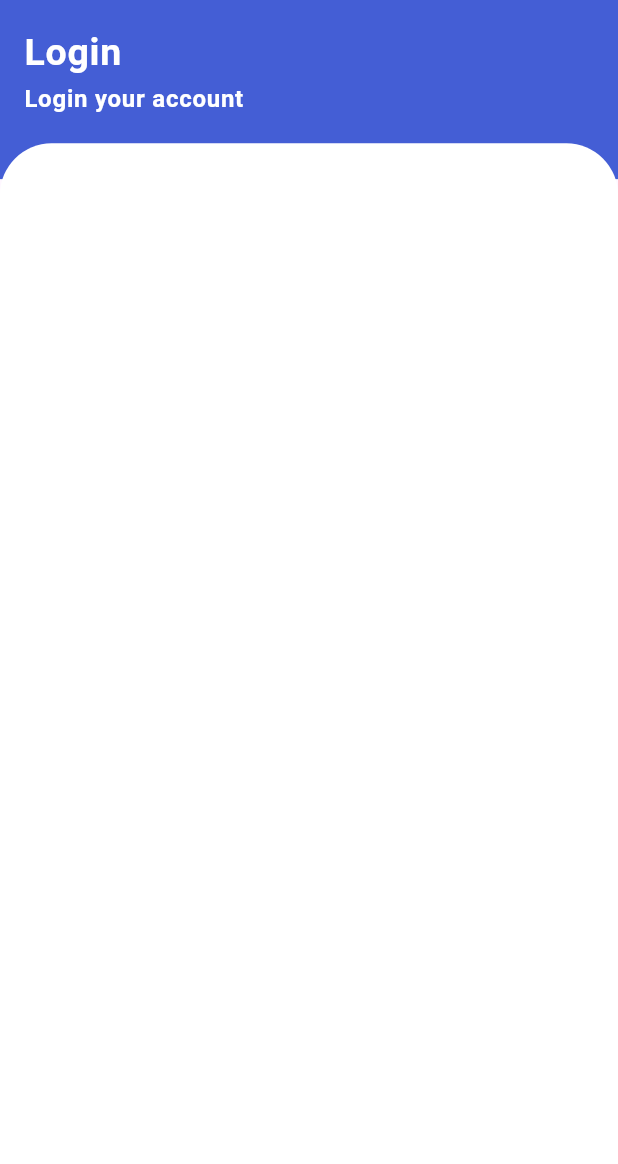
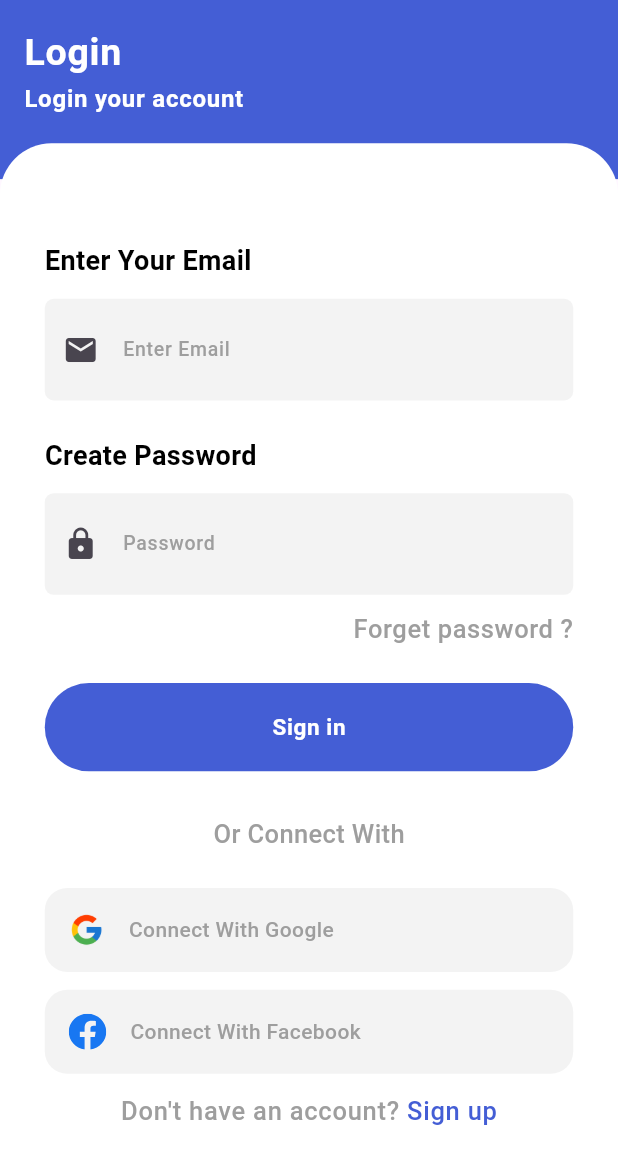
Before and after one commit to somtech123/Go_rider_driver_app, a Flutter app: the screen it shows after launch, on a phone screen of 412 x 824 dp. Shown: the top 1164 px of the screen. Run offline on Flutter 3.47's test engine with Material 3 defaults, Android fonts, the phone set to English and light mode, and no system bars; our stand-ins replace cloud_firestore, email_validator, equatable, firebase_auth, firebase_core, flutter_bloc and 7 more; accounts and stored records are empty.

Commit message:
started authentication

```diff
--- a/lib/app/resouces/app_router.dart
+++ b/lib/app/resouces/app_router.dart
@@ -1,6 +1,8 @@
 import 'package:go_rider_driver_app/app/resouces/app_transition.dart';
 import 'package:go_rider_driver_app/app/resouces/navigation_services.dart';
 import 'package:go_rider_driver_app/ui/features/authentication/login/presentation/view/login_screen.dart';
+import 'package:go_rider_driver_app/ui/features/authentication/signup/presentation/view/signup.dart';
+import 'package:go_rider_driver_app/ui/features/dashboard/presentation/view/home_screen.dart';
 import 'package:go_rider_driver_app/ui/features/splash/splash_screen.dart';
 import 'package:go_router/go_router.dart';
 
@@ -13,6 +15,15 @@ class AppRouter {
           path: '/login',
           pageBuilder: (context, state) => CustomSlideTransition(
               child: const LoginScreen(), key: state.pageKey)),
+      GoRoute(
+        path: '/signUp',
+        pageBuilder: (context, state) => CustomSlideTransition(
+            key: state.pageKey, child: const SignUpScreen()),
+      ),
+      GoRoute(
+          path: '/homePage',
+          pageBuilder: (context, state) => CustomNormalPageTransition(
+              child: const HomeScreen(), key: state.pageKey)),
     ],
   );
 }
--- a/lib/go_rider.dart
+++ b/lib/go_rider.dart
@@ -5,6 +5,7 @@ import 'package:flutter_screenutil/flutter_screenutil.dart';
 import 'package:go_rider_driver_app/app/resouces/app_router.dart';
 import 'package:go_rider_driver_app/app/resouces/navigation_services.dart';
 import 'package:go_rider_driver_app/ui/features/authentication/login/presentation/bloc/login_bloc.dart';
+import 'package:go_rider_driver_app/ui/features/authentication/signup/presentation/bloc/signup_bloc.dart';
 import 'package:go_rider_driver_app/utils/app_constant/app_theme.dart';
 import 'package:go_rider_driver_app/utils/app_wrapper/app_wrapper.dart';
 import 'package:provider/provider.dart';
@@ -21,7 +22,10 @@ class _GoRiderState extends State<GoRider> {
   Widget build(BuildContext context) {
     return ScreenUtilInit(builder: (context, child) {
       return MultiBlocProvider(
-        providers: [BlocProvider<LoginBloc>(create: (context) => LoginBloc())],
+        providers: [
+          BlocProvider<LoginBloc>(create: (context) => LoginBloc()),
+          BlocProvider<SignUpBloc>(create: (context) => SignUpBloc()),
+        ],
         child: ChangeNotifierProvider(
           create: (_) {},
           child: AppMainWrapper(
--- a/lib/ui/features/authentication/login/presentation/bloc/login_bloc.dart
+++ b/lib/ui/features/authentication/login/presentation/bloc/login_bloc.dart
@@ -1,10 +1,51 @@
+// ignore_for_file: use_build_context_synchronously, invalid_use_of_visible_for_testing_member
+
+import 'package:firebase_auth/firebase_auth.dart';
+import 'package:flutter/material.dart';
 import 'package:flutter_bloc/flutter_bloc.dart';
+import 'package:flutter_easyloading/flutter_easyloading.dart';
+import 'package:go_rider_driver_app/app/helper/local_state_helper.dart';
 import 'package:go_rider_driver_app/app/resouces/app_logger.dart';
 import 'package:go_rider_driver_app/ui/features/authentication/login/presentation/bloc/login_state.dart';
 import 'package:go_rider_driver_app/ui/features/authentication/login/presentation/bloc/lovin_event.dart';
+import 'package:go_rider_driver_app/ui/shared/shared_widget/custom_snackbar.dart';
+import 'package:go_router/go_router.dart';
 
 var log = getLogger('Login_bloc');
 
 class LoginBloc extends Bloc<LoginEvenet, LoginState> {
-  LoginBloc() : super(LoginState()) {}
+  LoginBloc() : super(LoginState()) {
+    on<Login>((event, emit) async {
+      await login(event.context, email: event.email, password: event.password);
+    });
+  }
+
+  final FirebaseAuth _auth = FirebaseAuth.instance;
+
+  login(
+    BuildContext context, {
+    required String email,
+    required String password,
+  }) async {
+    log.w('staring the registration process');
+
+    EasyLoading.show(status: 'loading...');
+
+    emit(state.copyWith(loadingState: LoadingState.loading));
+
+    try {
+      await _auth.signInWithEmailAndPassword(email: email, password: password);
+
+      EasyLoading.showSuccess('Successfully Login');
+
+      context.replace('/homePage');
+    } on FirebaseAuthException catch (e) {
+      EasyLoading.dismiss();
+      showCustomSnackBar(message: e.message!);
+    } catch (e) {
+      EasyLoading.dismiss();
+
+      showCustomSnackBar(message: e.toString());
+    }
+  }
 }
--- a/lib/ui/features/authentication/login/presentation/view/login_screen.dart
+++ b/lib/ui/features/authentication/login/presentation/view/login_screen.dart
@@ -1,6 +1,7 @@
 import 'package:flutter/material.dart';
 import 'package:flutter/services.dart';
 import 'package:flutter_screenutil/flutter_screenutil.dart';
+import 'package:go_rider_driver_app/ui/features/authentication/login/presentation/view/widget/login_body_view.dart';
 import 'package:go_rider_driver_app/ui/shared/shared_widget/circular_container.dart';
 import 'package:go_rider_driver_app/ui/shared/top_widget/full_top_widget.dart';
 import 'package:go_rider_driver_app/utils/app_constant/app_color.dart';
@@ -73,7 +74,7 @@ class LoginScreen extends StatelessWidget {
                               height: height - 75.h,
                               width: width,
                               borderRaduis: 30.r,
-                              //     child: const LoginBodyView(),
+                              child: const LoginBodyView(),
                             ),
                           ),
                         )
--- /dev/null
+++ b/lib/ui/features/authentication/login/presentation/view/widget/login_body_view.dart
@@ -0,0 +1,226 @@
+import 'package:email_validator/email_validator.dart';
+import 'package:flutter/gestures.dart';
+import 'package:flutter/material.dart';
+import 'package:flutter/services.dart';
+import 'package:flutter_bloc/flutter_bloc.dart';
+import 'package:flutter_screenutil/flutter_screenutil.dart';
+import 'package:flutter_svg/flutter_svg.dart';
+import 'package:go_rider_driver_app/app/resouces/app_logger.dart';
+import 'package:go_rider_driver_app/ui/features/authentication/login/presentation/bloc/login_bloc.dart';
+import 'package:go_rider_driver_app/ui/features/authentication/login/presentation/bloc/login_state.dart';
+import 'package:go_rider_driver_app/ui/features/authentication/login/presentation/bloc/lovin_event.dart';
+import 'package:go_rider_driver_app/ui/shared/shared_widget/app_text_field.dart';
+import 'package:go_rider_driver_app/ui/shared/shared_widget/primary_button.dart';
+import 'package:go_rider_driver_app/ui/shared/shared_widget/social_button_widget.dart';
+import 'package:go_rider_driver_app/utils/app_constant/app_color.dart';
+import 'package:go_rider_driver_app/utils/app_constant/app_string.dart';
+import 'package:go_router/go_router.dart';
+
+var log = getLogger('login');
+
+class LoginBodyView extends StatefulWidget {
+  const LoginBodyView({super.key});
+
+  @override
+  State<LoginBodyView> createState() => _LoginBodyViewState();
+}
+
+class _LoginBodyViewState extends State<LoginBodyView> {
+  static final formKey = GlobalKey<FormState>();
+
+  late FocusNode passwordNode;
+  late FocusNode emailNode;
+
+  TextEditingController passwordController = TextEditingController();
+  TextEditingController emailController = TextEditingController();
+
+  final alphaRegex = RegExp(r'[a-zA-Z]');
+
+  @override
+  void initState() {
+    passwordNode = FocusNode();
+    emailNode = FocusNode();
+
+    super.initState();
+  }
+
+  @override
+  void dispose() {
+    passwordController.dispose();
+    emailController.dispose();
+
+    passwordNode.dispose();
+    emailNode.dispose();
+    super.dispose();
+  }
+
+  @override
+  Widget build(BuildContext context) {
+    final LoginBloc loginBloc = BlocProvider.of<LoginBloc>(context);
+    return BlocBuilder<LoginBloc, LoginState>(
+      bloc: loginBloc,
+      builder: (context, state) {
+        return SingleChildScrollView(
+            child: Padding(
+          padding: EdgeInsets.symmetric(vertical: 25.h, horizontal: 25.h),
+          child: Form(
+            key: formKey,
+            autovalidateMode: AutovalidateMode.onUserInteraction,
+            child: Column(
+              crossAxisAlignment: CrossAxisAlignment.start,
+              children: [
+                SizedBox(height: 30.h),
+                Text(
+                  AppStrings.enterEmail,
+                  style: Theme.of(context).textTheme.bodyMedium!.copyWith(
+                      fontSize: 18,
+                      fontWeight: FontWeight.w600,
+                      color: AppColor.darkColor),
+                ),
+                SizedBox(height: 10.h),
+                AppTextField(
+                  hintText: 'Enter Email',
+                  controller: emailController,
+                  enableInteractiveSelection: false,
+                  focusNode: emailNode,
+                  textInputAction: TextInputAction.next,
+                  keyboardType: TextInputType.emailAddress,
+                  prefixIcon: const Icon(Icons.mail),
+                  onFieldSubmitted: (p0) {
+                    FocusScope.of(context).unfocus();
+                  },
+                  validator: (val) {
+                    if (val == null || val.isEmpty) {
+                      return 'This Field is required';
+                    } else if (!EmailValidator.validate(val)) {
+                      return "Please enter a valid email";
+                    }
+                    return null;
+                  },
+                ),
+                SizedBox(height: 20.h),
+                Text(
+                  AppStrings.enterPassword,
+                  style: Theme.of(context).textTheme.bodyMedium!.copyWith(
+                      fontSize: 18,
+                      fontWeight: FontWeight.w600,
+                      color: AppColor.darkColor),
+                ),
+                SizedBox(height: 10.h),
+                AppTextField(
+                    hintText: 'Password',
+                    prefixIcon: const Icon(Icons.lock),
+                    obscureText: true,
+                    enableInteractiveSelection: false,
+                    controller: passwordController,
+                    focusNode: passwordNode,
+                    textInputAction: TextInputAction.done,
+                    onFieldSubmitted: (p0) {
+                      FocusScope.of(context).unfocus();
+                    },
+                    validator: (val) {
+                      if (val == null || val.isEmpty) {
+                        return 'This Field is required';
+                      } else if (!val.contains(alphaRegex)) {
+                        return "Password should contain numbers and alphabets";
+                      }
+                      return null;
+                    }),
+                SizedBox(height: 10.h),
+                Align(
+                  alignment: Alignment.topRight,
+                  child: InkWell(
+                    child: Text(
+                      AppStrings.forgetPassword,
+                      style: Theme.of(context).textTheme.bodySmall!.copyWith(
+                          fontSize: 17,
+                          fontWeight: FontWeight.w500,
+                          color: AppColor.greyColor),
+                    ),
+                  ),
+                ),
+                SizedBox(height: 20.h),
+                PrimaryButton(
+                  onPressed: () {
+                    if (formKey.currentState!.validate()) {
+                      log.w('Loggin user in ');
+                      SystemChannels.textInput.invokeMethod('TextInput.hide');
+
+                      loginBloc.add(Login(
+                          context: context,
+                          email: emailController.text.trim(),
+                          password: passwordController.text.trim()));
+                    }
+                  },
+                  label: AppStrings.siginIN,
+                ),
+                SizedBox(height: 25.h),
+                Align(
+                  alignment: Alignment.center,
+                  child: InkWell(
+                    child: Text(
+                      AppStrings.connect,
+                      style: Theme.of(context).textTheme.bodyMedium!.copyWith(
+                          fontSize: 17,
+                          fontWeight: FontWeight.w500,
+                          color: AppColor.greyColor),
+                    ),
+                  ),
+                ),
+                SizedBox(height: 20.h),
+                socilaButton(
+                  context,
+                  ontap: () {
+                    log.w('google clicked');
+                  },
+                  text: AppStrings.googleConnect,
+                  leading: Image.asset(
+                    'assets/images/google_icon.png',
+                    height: 20.h,
+                  ),
+                ),
+                SizedBox(height: 10.h),
+                socilaButton(context, ontap: () {
+                  log.w('facebook clicked');
+                },
+                    text: AppStrings.facebookConnect,
+                    leading: SvgPicture.asset(
+                      'assets/svgs/facebook.svg',
+                    )),
+                SizedBox(height: 10.h),
+                Align(
+                  alignment: Alignment.center,
+                  child: RichText(
+                    text: TextSpan(
+                        text: "Don't have an account?",
+                        style: Theme.of(context).textTheme.bodyLarge!.copyWith(
+                            fontSize: 17,
+                            fontWeight: FontWeight.w500,
+                            color: AppColor.greyColor),
+                        children: [
+                          TextSpan(
+                              text: ' Sign up',
+                              recognizer: TapGestureRecognizer()
+                                ..onTap = () {
+                                  log.w('navigate to sign up screen');
+                                  context.push('/signUp');
+                                },
+                              style: Theme.of(context)
+                                  .textTheme
+                                  .bodyLarge!
+                                  .copyWith(
+                                    fontSize: 17,
+                                    fontWeight: FontWeight.w500,
+                                    color: AppColor.primaryColor,
+                                  ))
+                        ]),
+                  ),
+                )
+              ],
+            ),
+          ),
+        ));
+      },
+    );
+  }
+}
--- /dev/null
+++ b/lib/ui/features/authentication/signup/presentation/bloc/signup_bloc.dart
@@ -0,0 +1,97 @@
+// ignore_for_file: invalid_use_of_visible_for_testing_member, use_build_context_synchronously
+
+import 'package:cloud_firestore/cloud_firestore.dart';
+import 'package:firebase_auth/firebase_auth.dart';
+import 'package:flutter/material.dart';
+import 'package:flutter_bloc/flutter_bloc.dart';
+import 'package:flutter_easyloading/flutter_easyloading.dart';
+import 'package:go_rider_driver_app/app/helper/local_state_helper.dart';
+import 'package:go_rider_driver_app/app/resouces/app_logger.dart';
+import 'package:go_rider_driver_app/ui/features/authentication/signup/presentation/bloc/signup_event.dart';
+import 'package:go_rider_driver_app/ui/features/authentication/signup/presentation/bloc/signup_state.dart';
+import 'package:go_rider_driver_app/ui/shared/shared_widget/custom_snackbar.dart';
+import 'package:go_router/go_router.dart';
+
+var log = getLogger('Signup_bloc');
+
+class SignUpBloc extends Bloc<SignUpEvent, SignUpState> {
+  SignUpBloc() : super(SignUpState()) {
+    on<SignUp>((event, emit) async {
+      await signup(event.context,
+          email: event.email,
+          password: event.password,
+          username: event.username);
+    });
+  }
+
+  final FirebaseAuth _auth = FirebaseAuth.instance;
+  final FirebaseFirestore _firestore = FirebaseFirestore.instance;
+
+  Future<void> signup(
+    BuildContext context, {
+    required String email,
+    required String password,
+    required String username,
+  }) async {
+    EasyLoading.show(status: 'loading...');
+
+    emit(state.copyWith(loadingState: LoadingState.loading, signUpMessage: ''));
+    log.wtf("Checking data . . .");
+
+    try {
+      UserCredential cred = await _auth.createUserWithEmailAndPassword(
+          email: email, password: password);
+
+      log.wtf(
+          "Successfully created auth ${cred.user!.uid}  started creation of firestore acct. . .");
+
+      await _createFireStoreUser(
+          uid: cred.user!.uid, username: username, email: email);
+
+      emit(state.copyWith(
+          loadingState: LoadingState.loaded, signUpMessage: 'success'));
+
+      EasyLoading.showSuccess('Successfully Signup');
+
+      context.replace('/homePage');
+    } on FirebaseAuthException catch (e) {
+      if (e.code == 'weak-password') {
+        EasyLoading.dismiss();
+        emit(state.copyWith(
+            loadingState: LoadingState.error,
+            signUpMessage: 'an error occured try again later'));
+        showCustomSnackBar(message: 'The password provided is too weak.');
+      } else if (e.code == 'email-already-in-use') {
+        EasyLoading.dismiss();
+        emit(state.copyWith(
+            loadingState: LoadingState.error,
+            signUpMessage: 'an error occured try again later'));
+        showCustomSnackBar(
+            message: 'The account already exists for that email.');
+      } else {
+        EasyLoading.dismiss();
+        emit(state.copyWith(
+            loadingState: LoadingState.error,
+            signUpMessage: 'an error occured try again later'));
+        showCustomSnackBar(message: e.code);
+      }
+    } catch (e) {
+      EasyLoading.dismiss();
+      emit(state.copyWith(
+          loadingState: LoadingState.error,
+          signUpMessage: 'an error occured try again later'));
+      showCustomSnackBar(message: e.toString());
+    }
+  }
+
+  Future<void> _createFireStoreUser(
+      {required String uid,
+      required String username,
+      required String email}) async {
+    await _firestore.collection("rider").doc(uid).set({
+      "userName": username,
+      'email': email,
+      "dateCreated": DateTime.now().toIso8601String(),
+    });
+  }
+}
--- /dev/null
+++ b/lib/ui/features/authentication/signup/presentation/bloc/signup_event.dart
@@ -0,0 +1,19 @@
+import 'package:equatable/equatable.dart';
+import 'package:flutter/material.dart';
+
+abstract class SignUpEvent extends Equatable {}
+
+// ignore: must_be_immutable
+class SignUp extends SignUpEvent {
+  final String email;
+  final String password;
+  final String username;
+  BuildContext context;
+  SignUp(
+      {required this.email,
+      required this.password,
+      required this.username,
+      required this.context});
+  @override
+  List<Object?> get props => [email, password, username, context];
+}
--- /dev/null
+++ b/lib/ui/features/authentication/signup/presentation/bloc/signup_state.dart
@@ -0,0 +1,19 @@
+import 'package:go_rider_driver_app/app/helper/local_state_helper.dart';
+
+class SignUpState {
+  LoadingState? loadingState;
+  String? signUpMessage;
+
+  SignUpState({
+    this.loadingState = LoadingState.loadLocal,
+    this.signUpMessage = '',
+  });
+
+  SignUpState copyWith({LoadingState? loadingState, String? signUpMessage}) =>
+      SignUpState(
+        loadingState: loadingState ?? this.loadingState,
+        signUpMessage: signUpMessage ?? this.signUpMessage,
+      );
+
+  List<Object?> get props => [loadingState, signUpMessage];
+}
--- /dev/null
+++ b/lib/ui/shared/shared_widget/social_button_widget.dart
@@ -0,0 +1,27 @@
+import 'package:flutter/material.dart';
+import 'package:go_rider_driver_app/utils/app_constant/app_color.dart';
+
+Widget socilaButton(
+  BuildContext context, {
+  required Widget leading,
+  required String text,
+  required VoidCallback ontap,
+}) {
+  return GestureDetector(
+    onTap: ontap,
+    child: Container(
+      decoration: BoxDecoration(
+          borderRadius: BorderRadius.circular(15), color: AppColor.fillColor),
+      child: ListTile(
+        leading: leading,
+        title: Text(
+          text,
+          style: Theme.of(context).textTheme.bodyMedium!.copyWith(
+              fontSize: 14,
+              fontWeight: FontWeight.w500,
+              color: AppColor.greyColor),
+        ),
+      ),
+    ),
+  );
+}
```
Also changed, not shown: lib/ui/features/authentication/signup/presentation/view/signup.dart (renamed from lib/ui/features/authentication/signup/presentation/signup.dart, +7 -7 lines), lib/ui/features/authentication/signup/presentation/view/widget/signup_body_view.dart (added, +248 -0 lines), lib/ui/features/dashboard/presentation/view/home_screen.dart (added, +15 -0 lines).
